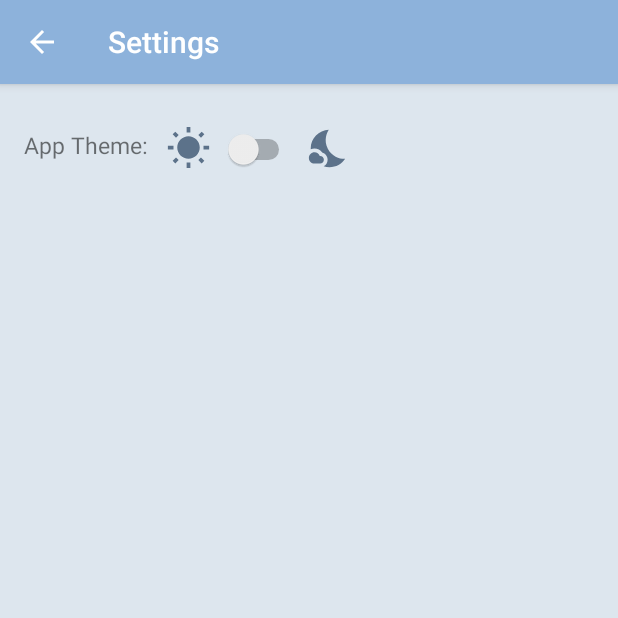
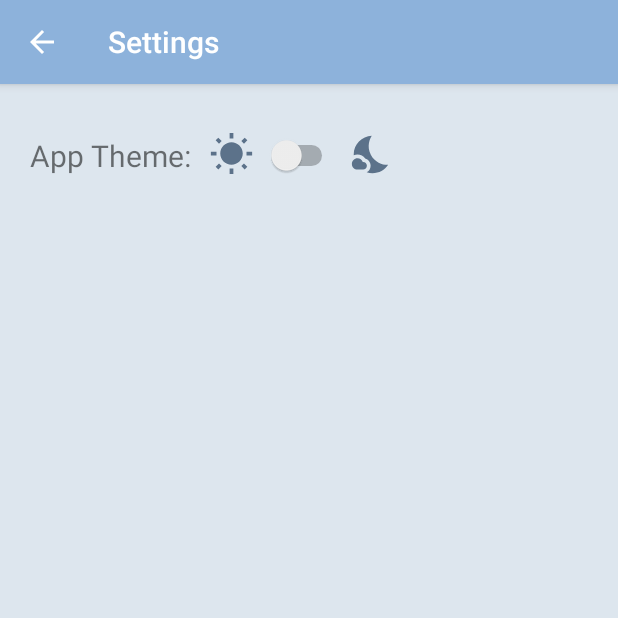
Before and after one commit to JHuang251998/AniViewer-kun, an Android app: the SettingsManager screen opened directly, with no data from a screen before it, on a phone screen of 412 x 824 dp, the top half of it. Run offline under Robolectric (Android 15) with nearby library versions, the phone set to English and light mode, and no system bars.

Commit message:
Improved some bugs and functions

```diff
--- a/app/src/main/AndroidManifest.xml
+++ b/app/src/main/AndroidManifest.xml
@@ -21,6 +21,7 @@
         tools:targetApi="31">
         <activity
             android:name=".MainActivity"
+            android:configChanges="uiMode"
             android:exported="true"
             android:label="@string/app_name"
             android:theme="@style/Theme.AniViewkun.NoActionBar">
--- a/app/src/main/res/layout/content_settings.xml
+++ b/app/src/main/res/layout/content_settings.xml
@@ -1,64 +1,64 @@
 <?xml version="1.0" encoding="utf-8"?>
-<LinearLayout
-        xmlns:android="http://schemas.android.com/apk/res/android"
-        xmlns:app="http://schemas.android.com/apk/res-auto"
-        xmlns:tools="http://schemas.android.com/tools"
-        app:layout_behavior="@string/appbar_scrolling_view_behavior"
-        tools:context=".MainActivity"
-        tools:showIn="@layout/activity_settings"
-        android:orientation="vertical"
-        android:layout_margin="8dp"
+<LinearLayout xmlns:android="http://schemas.android.com/apk/res/android"
+    xmlns:app="http://schemas.android.com/apk/res-auto"
+    xmlns:tools="http://schemas.android.com/tools"
+    android:layout_width="match_parent"
+    android:layout_height="match_parent"
+    android:layout_margin="8dp"
+    android:gravity="center_horizontal"
+    android:orientation="vertical"
+    app:layout_behavior="@string/appbar_scrolling_view_behavior"
+    tools:context=".MainActivity"
+    tools:showIn="@layout/activity_settings">
+
+    <androidx.constraintlayout.widget.ConstraintLayout
         android:layout_width="match_parent"
         android:layout_height="match_parent"
-        android:gravity="center_horizontal">
-    <androidx.constraintlayout.widget.ConstraintLayout xmlns:android="http://schemas.android.com/apk/res/android"
-        android:layout_width="match_parent"
-        android:layout_height="match_parent"
-        xmlns:app="http://schemas.android.com/apk/res-auto"
         android:background="?attr/colorSecondary"
-        android:padding="8dp"
         android:orientation="horizontal"
-        >
+        android:padding="12dp">
 
         <TextView
             android:id="@+id/theme_text"
-            android:textSize="15sp"
             android:layout_width="wrap_content"
             android:layout_height="wrap_content"
-            app:layout_constraintStart_toStartOf="parent"
-            app:layout_constraintTop_toTopOf="parent"
             android:layout_marginTop="14dp"
             android:text="@string/app_theme"
-            />
+            android:textSize="20sp"
+            app:layout_constraintEnd_toStartOf="@id/light_mode_image"
+            app:layout_constraintStart_toStartOf="parent"
+            app:layout_constraintTop_toTopOf="parent" />
 
         <ImageView
             android:id="@+id/light_mode_image"
             android:layout_width="30dp"
             android:layout_height="30dp"
+            android:layout_marginLeft="12dp"
+            android:layout_marginTop="12dp"
             android:src="@drawable/ic_baseline_wb_sunny_24"
-            app:layout_constraintTop_toTopOf="parent"
+            app:layout_constraintEnd_toStartOf="@id/theme_switch"
             app:layout_constraintStart_toEndOf="@id/theme_text"
-            android:layout_marginTop="12dp"
-            android:layout_marginLeft="12dp"/>
+            app:layout_constraintTop_toTopOf="parent" />
 
         <Switch
             android:id="@+id/theme_switch"
             android:layout_width="wrap_content"
             android:layout_height="wrap_content"
-            app:layout_constraintTop_toTopOf="parent"
+            android:layout_marginLeft="8dp"
+            android:layout_marginTop="14dp"
+            app:layout_constraintEnd_toStartOf="@id/night_mode_image"
             app:layout_constraintStart_toEndOf="@+id/light_mode_image"
-            android:layout_marginLeft="8dp"
-            android:layout_marginTop="14dp"/>
+            app:layout_constraintTop_toTopOf="parent" />
 
         <ImageView
             android:id="@+id/night_mode_image"
             android:layout_width="30dp"
             android:layout_height="30dp"
+            android:layout_marginLeft="8dp"
+            android:layout_marginTop="12dp"
             android:src="@drawable/ic_baseline_nights_stay_24"
-            app:layout_constraintTop_toTopOf="parent"
             app:layout_constraintStart_toEndOf="@id/theme_switch"
-            android:layout_marginTop="12dp"
-            android:layout_marginLeft="8dp"/>
+            app:layout_constraintTop_toTopOf="parent" />
 
     </androidx.constraintlayout.widget.ConstraintLayout>
 </LinearLayout>
--- a/app/src/main/res/menu/activity_main_drawer.xml
+++ b/app/src/main/res/menu/activity_main_drawer.xml
@@ -24,7 +24,7 @@
     <group android:checkableBehavior="single">
         <item
             android:id="@+id/nav_favourites"
-            android:icon="@drawable/ic_star_icon"
+            android:icon="@drawable/ic_heart_icon"
             android:title="Favourites"/>
     </group>
 </menu>
```
Also changed, not shown: app/src/main/java/com/android/aniviewer_kun/MainActivity.kt (+12 -0 lines), app/src/main/java/com/android/aniviewer_kun/ui/FavouritesFragment.kt (+8 -3 lines), app/src/main/java/com/android/aniviewer_kun/ui/SearchFragment.kt (+38 -3 lines), app/src/main/res/layout/fragment_rv_search.xml (+20 -18 lines).
